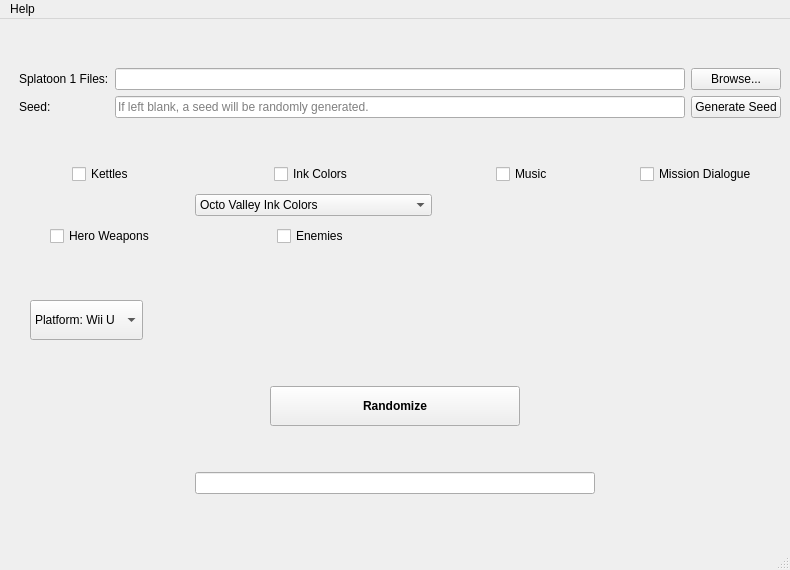
techmuse8/Octo-Valley-Randomizer, file mainUI.ui: the form before one commit.
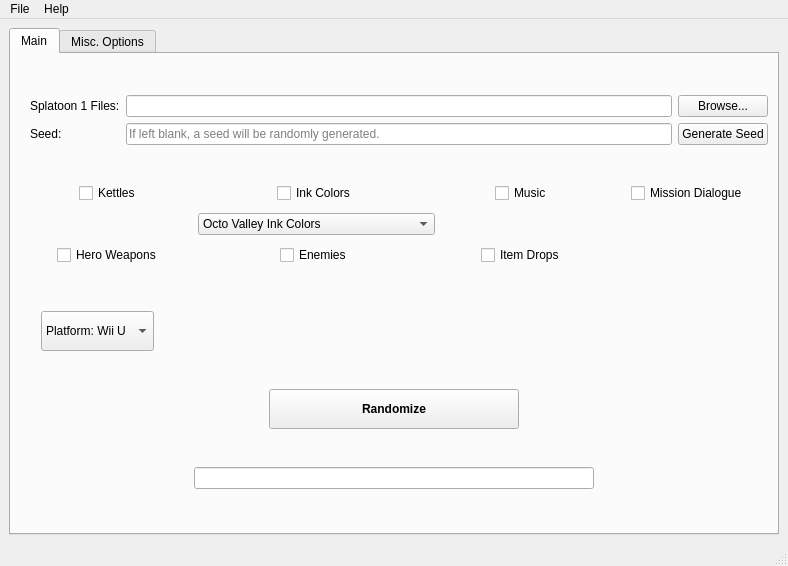
The form after the commit.

Commit message: New features and other notable changes

What changed in the file:
```diff
--- a/mainUI.ui
+++ b/mainUI.ui
@@ -9,8 +9,8 @@
    <rect>
     <x>0</x>
     <y>0</y>
-    <width>790</width>
-    <height>570</height>
+    <width>788</width>
+    <height>566</height>
    </rect>
   </property>
   <property name="windowTitle">
@@ -23,7 +23,17 @@
      <verstretch>0</verstretch>
     </sizepolicy>
    </property>
-   <layout class="QVBoxLayout" name="mainLayout">
+   <layout class="QHBoxLayout" name="horizontalLayout_3">
+    <item>
+     <widget class="QTabWidget" name="tabWidget">
+      <property name="currentIndex">
+       <number>0</number>
+      </property>
+      <widget class="QWidget" name="tab">
+       <attribute name="title">
+        <string>Main</string>
+       </attribute>
+       <layout class="QVBoxLayout" name="verticalLayout">
     <item>
      <layout class="QHBoxLayout" name="horizontalLayout">
       <item>
@@ -112,6 +122,13 @@
           </property>
          </widget>
         </item>
+            <item row="5" column="2" alignment="Qt::AlignHCenter">
+             <widget class="QCheckBox" name="checkBox">
+              <property name="text">
+               <string>Item Drops</string>
+              </property>
+             </widget>
+            </item>
         <item row="1" column="1" alignment="Qt::AlignHCenter">
          <widget class="QCheckBox" name="inkColorCheckBox">
           <property name="text">
@@ -264,12 +281,21 @@
     </item>
    </layout>
   </widget>
+      <widget class="QWidget" name="tab_2">
+       <attribute name="title">
+        <string>Misc. Options</string>
+       </attribute>
+      </widget>
+     </widget>
+    </item>
+   </layout>
+  </widget>
   <widget class="QMenuBar" name="menubar">
    <property name="geometry">
     <rect>
      <x>0</x>
      <y>0</y>
-     <width>790</width>
+     <width>788</width>
      <height>22</height>
     </rect>
    </property>
@@ -281,6 +307,13 @@
     <addaction name="separator"/>
     <addaction name="actionDocumentation"/>
    </widget>
+   <widget class="QMenu" name="menuFile_2">
+    <property name="title">
+     <string>File</string>
+    </property>
+    <addaction name="actionOpen_Output_Folder"/>
+   </widget>
+   <addaction name="menuFile_2"/>
    <addaction name="menuFile"/>
   </widget>
   <widget class="QStatusBar" name="statusbar"/>
```
Left out of the diff: 107 changed lines with no effect on the pictures. Lines whose indentation alone changed are shown as unchanged. The commit also changes 2 other files.
